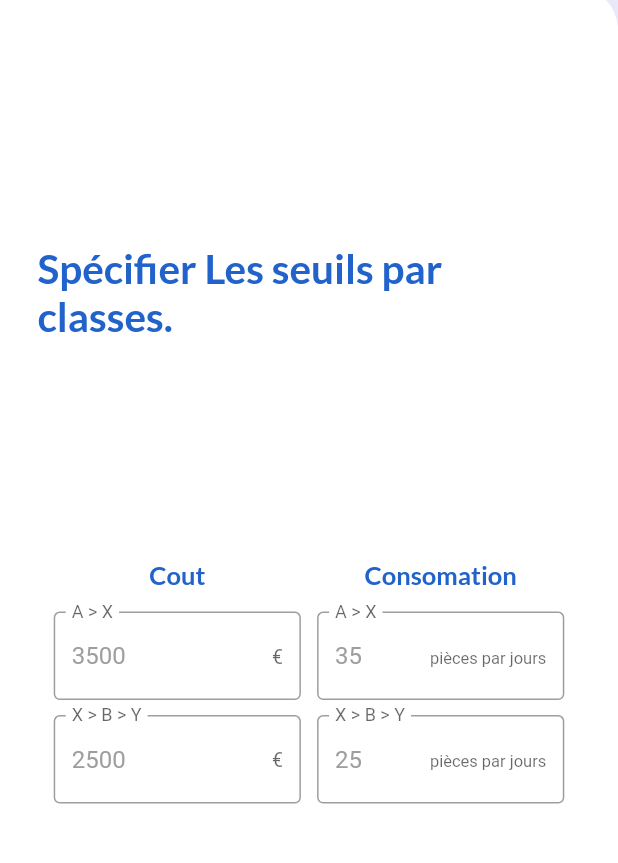
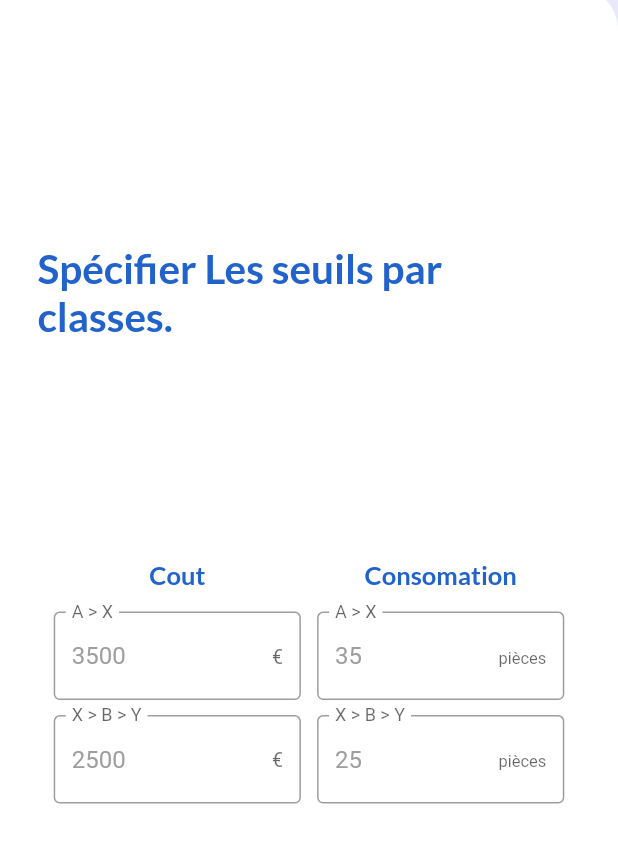
Before and after one commit to B-Houssam/iStock, a Flutter app: the AjouterFour screen opened directly, on a phone screen of 412 x 824 dp, the part 175-1038 px from its top. Run offline on Flutter 3.47's test engine with Material 2 defaults, Android fonts, the phone set to English and light mode, and no system bars; our stand-ins replace font_awesome_flutter, google_fonts, sqflite; accounts and stored records are empty.

Commit message:
1.6 release and changed consomation suddix

```diff
--- a/lib/views/ajouterOne.dart
+++ b/lib/views/ajouterOne.dart
@@ -347,7 +347,7 @@ class _AjouterOneState extends State<AjouterOne> {
                                         ),
                                         labelText: 'Consomation',
                                         suffix: Text(
-                                          "pièce par jour",
+                                          "pièces",
                                           style: TextStyle(fontSize: 11),
                                         ),
                                         border: InputBorder.none,
--- a/lib/views/ajouterSeuil.dart
+++ b/lib/views/ajouterSeuil.dart
@@ -339,7 +339,7 @@ class _AjouterFourState extends State<AjouterFour> {
                                                     const InputDecoration(
                                                   labelText: "A > X",
                                                   suffix: Text(
-                                                    "pièces par jours",
+                                                    "pièces",
                                                     style:
                                                         TextStyle(fontSize: 11),
                                                   ),
@@ -401,7 +401,7 @@ class _AjouterFourState extends State<AjouterFour> {
                                                     const InputDecoration(
                                                   labelText: "X > B > Y",
                                                   suffix: Text(
-                                                    "pièces par jours",
+                                                    "pièces",
                                                     style:
                                                         TextStyle(fontSize: 11),
                                                   ),
```
Also changed, not shown: 3 other files.
